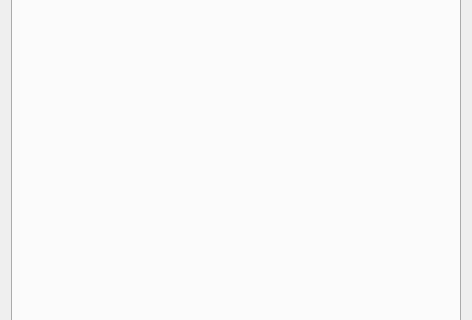
snake-92/carnetMedicalNumerique-V2, file gui/afficheprofilgui.ui: the form before one commit; both pictures show x 0 to 472 and y 99 to 419 of the 472 by 522 pixel window.
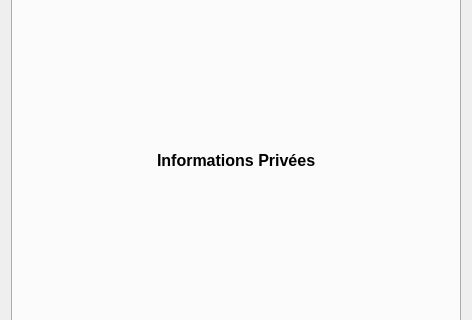
The form after the commit. The open tabs and pages were chosen to show the change.

Commit message: affichage des données sur la fenetre affichage

The edit to the form file:
```diff
--- a/gui/afficheprofilgui.ui
+++ b/gui/afficheprofilgui.ui
@@ -82,6 +82,66 @@
           <attribute name="title">
            <string>données privées</string>
           </attribute>
+          <layout class="QVBoxLayout" name="verticalLayout_10">
+           <item>
+            <layout class="QVBoxLayout" name="verticalLayout_7">
+             <item>
+              <layout class="QHBoxLayout" name="horizontalLayout_4">
+               <item>
+                <spacer name="horizontalSpacer_4">
+                 <property name="orientation">
+                  <enum>Qt::Horizontal</enum>
+                 </property>
+                 <property name="sizeHint" stdset="0">
+                  <size>
+                   <width>40</width>
+                   <height>20</height>
+                  </size>
+                 </property>
+                </spacer>
+               </item>
+               <item>
+                <widget class="QLabel" name="label_2">
+                 <property name="font">
+                  <font>
+                   <pointsize>12</pointsize>
+                   <weight>75</weight>
+                   <bold>true</bold>
+                  </font>
+                 </property>
+                 <property name="text">
+                  <string>Informations Privées</string>
+                 </property>
+                </widget>
+               </item>
+               <item>
+                <spacer name="horizontalSpacer_5">
+                 <property name="orientation">
+                  <enum>Qt::Horizontal</enum>
+                 </property>
+                 <property name="sizeHint" stdset="0">
+                  <size>
+                   <width>40</width>
+                   <height>20</height>
+                  </size>
+                 </property>
+                </spacer>
+               </item>
+              </layout>
+             </item>
+             <item>
+              <layout class="QHBoxLayout" name="horizontalLayout_6">
+               <item>
+                <layout class="QVBoxLayout" name="verticalLayout_pri_column1"/>
+               </item>
+               <item>
+                <layout class="QVBoxLayout" name="verticalLayout_pri_column2"/>
+               </item>
+              </layout>
+             </item>
+            </layout>
+           </item>
+          </layout>
          </widget>
         </widget>
        </item>
```
Left out of the diff: 10 changed lines with no effect on the pictures. The commit also changes 4 other files.
